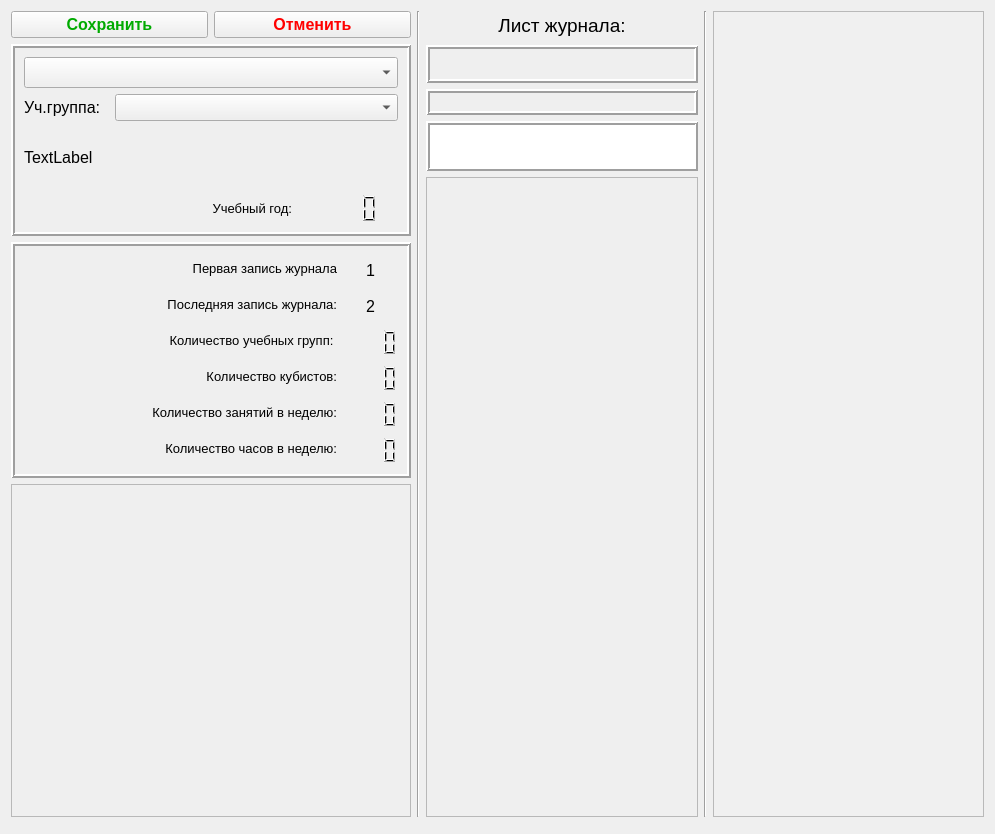
The window that forms_journ/t_tab5.ui (AlexanderSokolov69/Journal310) describes before a commit, drawn with Qt 5.
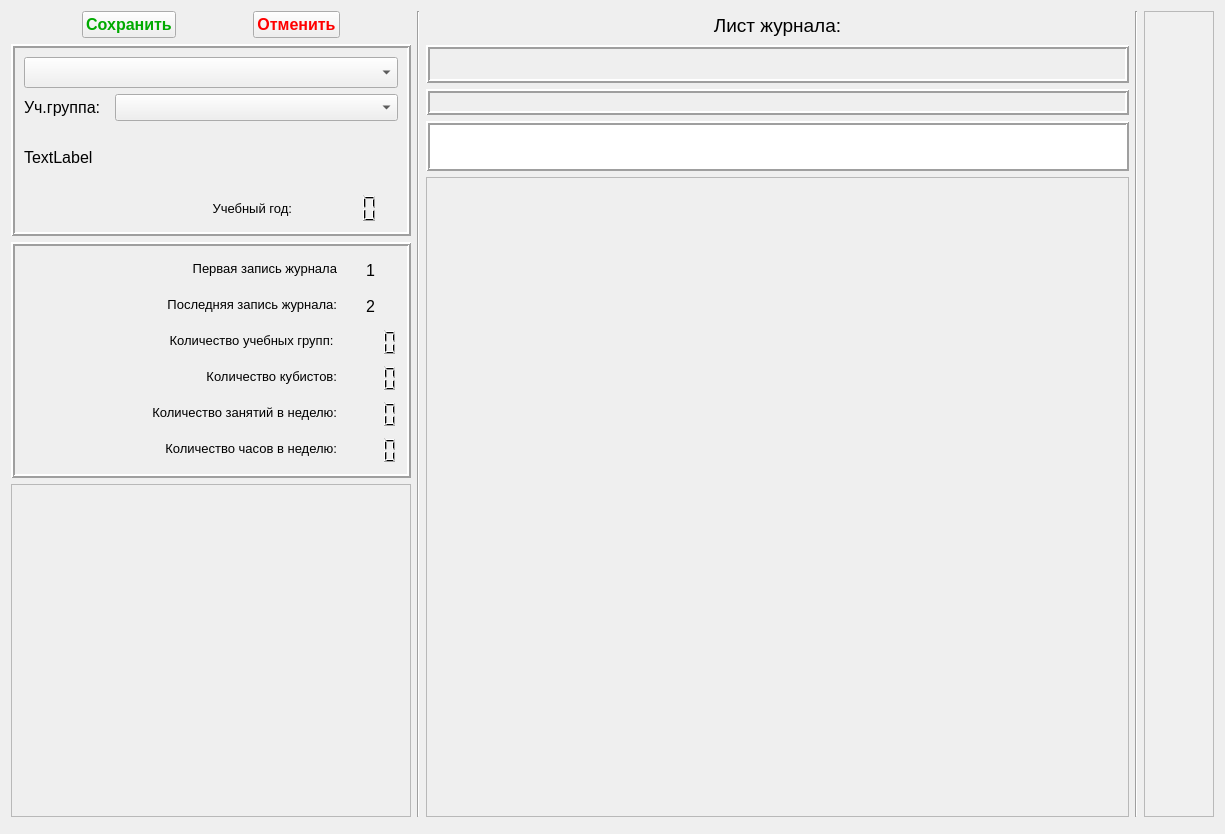
The same window after the commit.

The edit to the form file:
```diff
--- a/forms_journ/t_tab5.ui
+++ b/forms_journ/t_tab5.ui
@@ -6,7 +6,7 @@
    <rect>
     <x>0</x>
     <y>0</y>
-    <width>995</width>
+    <width>1225</width>
     <height>834</height>
    </rect>
   </property>
@@ -25,6 +25,12 @@
         <layout class="QHBoxLayout" name="horizontalLayout_3">
          <item>
           <widget class="QPushButton" name="commitButton">
+           <property name="sizePolicy">
+            <sizepolicy hsizetype="Fixed" vsizetype="Fixed">
+             <horstretch>0</horstretch>
+             <verstretch>0</verstretch>
+            </sizepolicy>
+           </property>
            <property name="font">
             <font>
              <pointsize>12</pointsize>
@@ -43,6 +49,12 @@
          </item>
          <item>
           <widget class="QPushButton" name="rollbackButton">
+           <property name="sizePolicy">
+            <sizepolicy hsizetype="Fixed" vsizetype="Fixed">
+             <horstretch>0</horstretch>
+             <verstretch>0</verstretch>
+            </sizepolicy>
+           </property>
            <property name="font">
             <font>
              <pointsize>12</pointsize>
@@ -591,7 +603,7 @@
        <item>
         <widget class="QLabel" name="labelHead">
          <property name="sizePolicy">
-          <sizepolicy hsizetype="Preferred" vsizetype="Fixed">
+          <sizepolicy hsizetype="Expanding" vsizetype="Fixed">
            <horstretch>0</horstretch>
            <verstretch>0</verstretch>
           </sizepolicy>
@@ -621,7 +633,7 @@
        <item>
         <widget class="QFrame" name="shape_frame">
          <property name="sizePolicy">
-          <sizepolicy hsizetype="Preferred" vsizetype="Preferred">
+          <sizepolicy hsizetype="Expanding" vsizetype="Preferred">
            <horstretch>0</horstretch>
            <verstretch>0</verstretch>
           </sizepolicy>
@@ -662,7 +674,7 @@
        <item>
         <widget class="QFrame" name="letter_place">
          <property name="sizePolicy">
-          <sizepolicy hsizetype="Preferred" vsizetype="Preferred">
+          <sizepolicy hsizetype="Expanding" vsizetype="Preferred">
            <horstretch>0</horstretch>
            <verstretch>0</verstretch>
           </sizepolicy>
@@ -729,6 +741,9 @@
            <height>50</height>
           </size>
          </property>
+         <property name="styleSheet">
+          <string notr="true">font: 12pt &quot;MS Shell Dlg 2&quot;;</string>
+         </property>
          <property name="frameShape">
           <enum>QFrame::Box</enum>
          </property>
@@ -743,7 +758,7 @@
        <item>
         <widget class="QFrame" name="frame_5">
          <property name="sizePolicy">
-          <sizepolicy hsizetype="Preferred" vsizetype="Expanding">
+          <sizepolicy hsizetype="Expanding" vsizetype="Expanding">
            <horstretch>0</horstretch>
            <verstretch>0</verstretch>
           </sizepolicy>
@@ -786,6 +801,12 @@
      </item>
      <item>
       <widget class="QTableView" name="tableView">
+       <property name="sizePolicy">
+        <sizepolicy hsizetype="Preferred" vsizetype="Expanding">
+         <horstretch>0</horstretch>
+         <verstretch>0</verstretch>
+        </sizepolicy>
+       </property>
        <property name="maximumSize">
         <size>
          <width>16777215</width>
```
Left out of the diff: 2 changed lines with no effect on the pictures.
